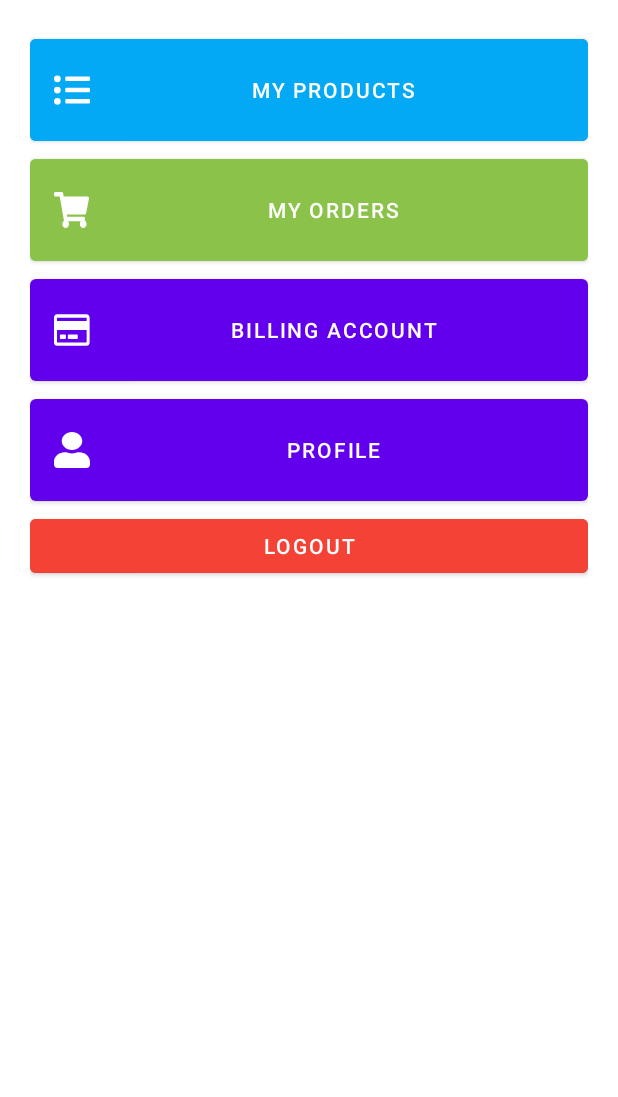
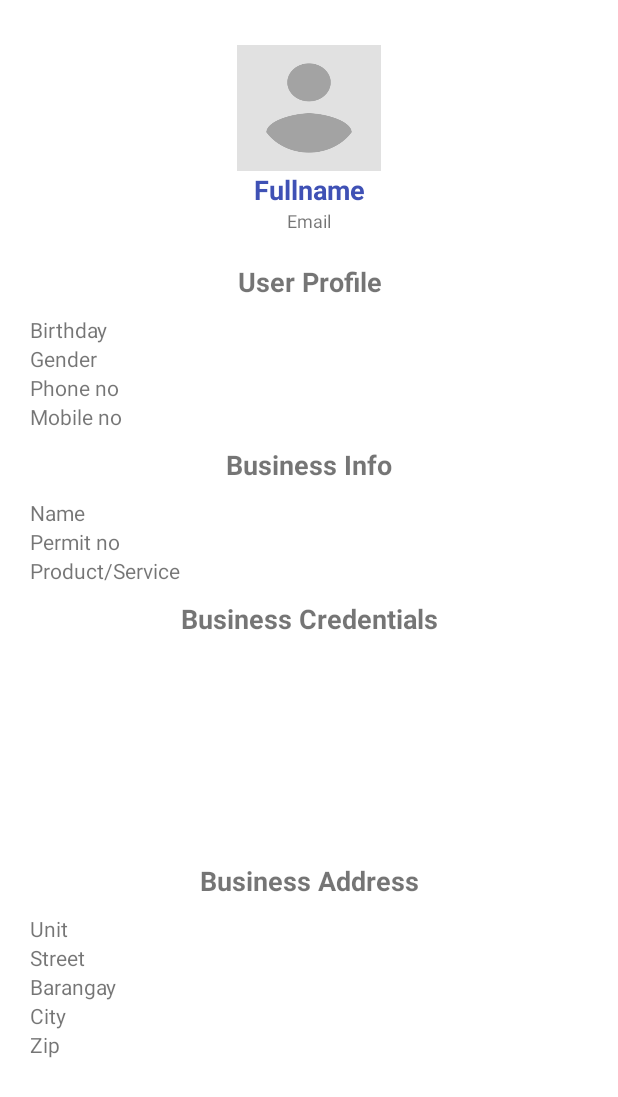
Before and after one commit to jpamittan/myhomebuddy-mobile, an Android app: the SellerMainActivity screen opened directly, with no data from a screen before it, after a tap on "PROFILE", on a phone screen of 412 x 824 dp. Shown: the top 1097 px of the screen. Run offline under Robolectric (Android 15) with nearby library versions, the phone set to English and light mode, and no system bars; our stand-ins replace Picasso; pictures from the network do not load.

Commit message:
Seller profile page. Fix app crash bugs.

```diff
--- a/app/src/main/java/com/example/myhomebuddy/SellerAddProductActivity.java
+++ b/app/src/main/java/com/example/myhomebuddy/SellerAddProductActivity.java
@@ -240,7 +240,6 @@ public class SellerAddProductActivity extends AppCompatActivity {
 
                             @Override
                             public void onFailure(@NotNull Call call, @NotNull IOException e) {
-                                progress.dismiss();
                                 new Handler(Looper.getMainLooper()).post(progress::dismiss);
                                 Log.e("Fx", e.getMessage());
                             }
--- /dev/null
+++ b/app/src/main/java/com/example/myhomebuddy/SellerProfileActivity.java
@@ -0,0 +1,123 @@
+package com.example.myhomebuddy;
+
+import androidx.appcompat.app.AppCompatActivity;
+
+import android.annotation.SuppressLint;
+import android.content.Context;
+import android.content.SharedPreferences;
+import android.os.Bundle;
+import android.widget.ImageView;
+import android.widget.TextView;
+
+import com.squareup.picasso.Picasso;
+
+import org.json.JSONException;
+import org.json.JSONObject;
+
+public class SellerProfileActivity extends AppCompatActivity {
+
+    public static final String SHARED_PREFS_TOKEN = "sharedPrefsToken";
+    public static final String USER_FIRST_NAME = "user_first_name";
+    public static final String USER_MIDDLE_NAME = "user_middle_name";
+    public static final String USER_LAST_NAME = "user_last_name";
+    public static final String USER_EMAIL = "user_email";
+    public static final String USER_PROPERTIES = "user_properties";
+
+    @SuppressLint("SetTextI18n")
+    @Override
+    protected void onCreate(Bundle savedInstanceState) {
+        super.onCreate(savedInstanceState);
+        setContentView(R.layout.activity_seller_profile);
+
+        SharedPreferences spUser = getSharedPreferences(
+                SHARED_PREFS_TOKEN,
+                Context.MODE_PRIVATE
+        );
+
+        TextView txtvSellerProfileName = findViewById(R.id.txtvSellerProfileName);
+        TextView txtvSellerProfileEmail = findViewById(R.id.txtvSellerProfileEmail);
+        TextView txtvSellerProfileBirthday = findViewById(R.id.txtvSellerProfileBirthday);
+        TextView txtvSellerProfileGender = findViewById(R.id.txtvSellerProfileGender);
+        TextView txtvSellerProfilePhoneNo = findViewById(R.id.txtvSellerProfilePhoneNo);
+        TextView txtvSellerProfileMobileNo = findViewById(R.id.txtvSellerProfileMobileNo);
+
+        TextView txtvSellerProfileBusinessName = findViewById(R.id.txtvSellerProfileBusinessName);
+        TextView txtvSellerProfileBusinessPermitNo =
+                findViewById(R.id.txtvSellerProfileBusinessPermitNo);
+        TextView txtvSellerProfileBusinessProductService =
+                findViewById(R.id.txtvSellerProfileBusinessProductService);
+
+        ImageView imgvSellerProfilePermitNo = findViewById(R.id.imgvSellerProfilePermitNo);
+        ImageView imgvSellerProfileValidId = findViewById(R.id.imgvSellerProfileValidId);
+        ImageView imgvSellerProfileSelfie = findViewById(R.id.imgvSellerProfileSelfie);
+
+        TextView txtvSellerProfileBusinessAddressUnit =
+                findViewById(R.id.txtvSellerProfileBusinessAddressUnit);
+        TextView txtvSellerProfileBusinessAddressStreet =
+                findViewById(R.id.txtvSellerProfileBusinessAddressStreet);
+        TextView txtvSellerProfileBusinessAddressBarangay =
+                findViewById(R.id.txtvSellerProfileBusinessAddressBarangay);
+        TextView txtvSellerProfileBusinessAddressCity =
+                findViewById(R.id.txtvSellerProfileBusinessAddressCity);
+        TextView txtvSellerProfileBusinessAddressZip =
+                findViewById(R.id.txtvSellerProfileBusinessAddressZip);
+
+        try {
+            String fullname = String.format("%s %s %s",
+                    spUser.getString(USER_FIRST_NAME, ""),
+                    spUser.getString(USER_MIDDLE_NAME, ""),
+                    spUser.getString(USER_LAST_NAME, "")
+            );
+
+            JSONObject userProperties =
+                    new JSONObject(spUser.getString(USER_PROPERTIES, ""));
+            JSONObject birthdate = userProperties.getJSONObject("birthdate");
+            JSONObject address = userProperties.getJSONObject("address");
+            JSONObject business = userProperties.getJSONObject("business");
+            JSONObject images = business.getJSONObject("images");
+
+            String birthday = String.format("%s %s, %s",
+                    birthdate.getString("month"),
+                    birthdate.getString("day"),
+                    birthdate.getString("year")
+            );
+
+            txtvSellerProfileName.setText(fullname);
+            txtvSellerProfileEmail.setText(spUser.getString(USER_EMAIL, ""));
+            txtvSellerProfileBirthday.setText("Birthday: " + birthday);
+            txtvSellerProfileGender
+                .setText("Gender: " + userProperties.getString("gender"));
+            txtvSellerProfilePhoneNo
+                .setText("Phone no: " + userProperties.getString("phone_no"));
+            txtvSellerProfileMobileNo
+                .setText("Mobile no: " + userProperties.getString("mobile_no"));
+
+            txtvSellerProfileBusinessName
+                .setText("Name: " + business.getString("name"));
+            txtvSellerProfileBusinessPermitNo
+                .setText("Permit no: " + business.getString("permit_no"));
+            txtvSellerProfileBusinessProductService
+                .setText("Product/Service: " + business.getString("product"));
+
+            Picasso.get().load(images.getString("permit_proof"))
+                .into(imgvSellerProfilePermitNo);
+            Picasso.get().load(images.getString("owner_valid_id"))
+                .into(imgvSellerProfileValidId);
+            Picasso.get().load(images.getString("owner_selfie"))
+                .into(imgvSellerProfileSelfie);
+
+            txtvSellerProfileBusinessAddressUnit
+                .setText("Unit: " + address.getString("unit"));
+            txtvSellerProfileBusinessAddressStreet
+                .setText("Street: " + address.getString("street"));
+            txtvSellerProfileBusinessAddressBarangay
+                .setText("Barangay: " + address.getString("barangay"));
+            txtvSellerProfileBusinessAddressCity
+                .setText("City: " + address.getString("city"));
+            txtvSellerProfileBusinessAddressZip
+                .setText("Zip: " + address.getString("zip"));
+        } catch (JSONException e) {
+            e.printStackTrace();
+        }
+    }
+}
--- /dev/null
+++ b/app/src/main/res/layout/activity_seller_profile.xml
@@ -0,0 +1,199 @@
+<?xml version="1.0" encoding="utf-8"?>
+<androidx.constraintlayout.widget.ConstraintLayout xmlns:android="http://schemas.android.com/apk/res/android"
+    xmlns:app="http://schemas.android.com/apk/res-auto"
+    xmlns:tools="http://schemas.android.com/tools"
+    android:layout_width="match_parent"
+    android:layout_height="match_parent"
+    tools:context=".SellerProfileActivity">
+
+    <ScrollView
+        android:id="@+id/scrollView"
+        android:layout_width="match_parent"
+        android:layout_height="wrap_content"
+        app:layout_constraintEnd_toEndOf="parent"
+        app:layout_constraintHorizontal_bias="0.428"
+        app:layout_constraintStart_toStartOf="parent"
+        app:layout_constraintTop_toTopOf="parent">
+
+        <LinearLayout
+            android:layout_width="match_parent"
+            android:layout_height="match_parent"
+            android:orientation="vertical"
+            android:padding="20dp">
+
+            <ImageView
+                android:id="@+id/imgvSellerProfileImage"
+                android:layout_width="96dp"
+                android:layout_height="84dp"
+                android:layout_gravity="center"
+                android:layout_marginTop="10dp"
+                android:background="@drawable/profile_image_placeholder"
+                android:scaleType="center" />
+
+            <TextView
+                android:id="@+id/txtvSellerProfileName"
+                android:layout_width="match_parent"
+                android:layout_height="wrap_content"
+                android:gravity="center"
+                android:text="Fullname"
+                android:textColor="#3F51B5"
+                android:textSize="18sp"
+                android:textStyle="bold" />
+
+            <TextView
+                android:id="@+id/txtvSellerProfileEmail"
+                android:layout_width="match_parent"
+                android:layout_height="wrap_content"
+                android:gravity="center"
+                android:text="Email"
+                android:textSize="12sp" />
+
+            <TextView
+                android:id="@+id/txtvSellerProfileDetails"
+                android:layout_width="match_parent"
+                android:layout_height="wrap_content"
+                android:layout_marginTop="20dp"
+                android:layout_marginBottom="10dp"
+                android:gravity="center"
+                android:text="User Profile"
+                android:textSize="18sp"
+                android:textStyle="bold" />
+
+            <TextView
+                android:id="@+id/txtvSellerProfileBirthday"
+                android:layout_width="match_parent"
+                android:layout_height="wrap_content"
+                android:text="Birthday" />
+
+            <TextView
+                android:id="@+id/txtvSellerProfileGender"
+                android:layout_width="match_parent"
+                android:layout_height="wrap_content"
+                android:text="Gender" />
+
+            <TextView
+                android:id="@+id/txtvSellerProfilePhoneNo"
+                android:layout_width="match_parent"
+                android:layout_height="wrap_content"
+                android:text="Phone no" />
+
+            <TextView
+                android:id="@+id/txtvSellerProfileMobileNo"
+                android:layout_width="match_parent"
+                android:layout_height="wrap_content"
+                android:text="Mobile no" />
+
+            <TextView
+                android:id="@+id/txtvSellerProfileBusinessInfo"
+                android:layout_width="match_parent"
+                android:layout_height="wrap_content"
+                android:layout_marginTop="10dp"
+                android:layout_marginBottom="10dp"
+                android:gravity="center"
+                android:text="Business Info"
+                android:textSize="18sp"
+                android:textStyle="bold" />
+
+            <TextView
+                android:id="@+id/txtvSellerProfileBusinessName"
+                android:layout_width="match_parent"
+                android:layout_height="wrap_content"
+                android:text="Name" />
+
+            <TextView
+                android:id="@+id/txtvSellerProfileBusinessPermitNo"
+                android:layout_width="match_parent"
+                android:layout_height="wrap_content"
+                android:text="Permit no" />
+
+            <TextView
+                android:id="@+id/txtvSellerProfileBusinessProductService"
+                android:layout_width="match_parent"
+                android:layout_height="wrap_content"
+                android:text="Product/Service" />
+
+            <TextView
+                android:id="@+id/txtvSellerProfileBusinessCredentials"
+                android:layout_width="match_parent"
+                android:layout_height="wrap_content"
+                android:layout_marginTop="10dp"
+                android:layout_marginBottom="10dp"
+                android:gravity="center"
+                android:text="Business Credentials"
+                android:textSize="18sp"
+                android:textStyle="bold" />
+
+            <LinearLayout
+                android:layout_width="match_parent"
+                android:layout_height="match_parent"
+                android:orientation="horizontal">
+
+                <ImageView
+                    android:id="@+id/imgvSellerProfilePermitNo"
+                    android:layout_width="match_parent"
+                    android:layout_height="130dp"
+                    android:layout_weight="1"
+                    android:scaleType="fitCenter"
+                    tools:srcCompat="@tools:sample/avatars" />
+
+                <ImageView
+                    android:id="@+id/imgvSellerProfileValidId"
+                    android:layout_width="match_parent"
+                    android:layout_height="130dp"
+                    android:layout_weight="1"
+                    android:scaleType="fitCenter"
+                    tools:srcCompat="@tools:sample/avatars" />
+
+                <ImageView
+                    android:id="@+id/imgvSellerProfileSelfie"
+                    android:layout_width="match_parent"
+                    android:layout_height="130dp"
+                    android:layout_weight="1"
+                    android:scaleType="fitCenter"
+                    tools:srcCompat="@tools:sample/avatars" />
+            </LinearLayout>
+
+            <TextView
+                android:id="@+id/txtvSellerProfileBusinessAddress"
+                android:layout_width="match_parent"
+                android:layout_height="wrap_content"
+                android:layout_marginTop="10dp"
+                android:layout_marginBottom="10dp"
+                android:gravity="center"
+                android:text="Business Address"
+                android:textSize="18sp"
+                android:textStyle="bold" />
+
+            <TextView
+                android:id="@+id/txtvSellerProfileBusinessAddressUnit"
+                android:layout_width="match_parent"
+                android:layout_height="wrap_content"
+                android:text="Unit" />
+
+            <TextView
+                android:id="@+id/txtvSellerProfileBusinessAddressStreet"
+                android:layout_width="match_parent"
+                android:layout_height="wrap_content"
+                android:text="Street" />
+
+            <TextView
+                android:id="@+id/txtvSellerProfileBusinessAddressBarangay"
+                android:layout_width="match_parent"
+                android:layout_height="wrap_content"
+                android:text="Barangay" />
+
+            <TextView
+                android:id="@+id/txtvSellerProfileBusinessAddressCity"
+                android:layout_width="match_parent"
+                android:layout_height="wrap_content"
+                android:text="City" />
+
+            <TextView
+                android:id="@+id/txtvSellerProfileBusinessAddressZip"
+                android:layout_width="match_parent"
+                android:layout_height="wrap_content"
+                android:text="Zip" />
+
+        </LinearLayout>
+    </ScrollView>
+</androidx.constraintlayout.widget.ConstraintLayout>
```
Also changed, not shown: app/src/main/AndroidManifest.xml (+5 -3 lines), app/src/main/java/com/example/myhomebuddy/SellerMainActivity.java (+3 -11 lines), app/src/main/java/com/example/myhomebuddy/SellerProductActivity.java (+17 -3 lines), app/src/main/java/com/example/myhomebuddy/SellerProductDetailActivity.java (+83 -28 lines).
